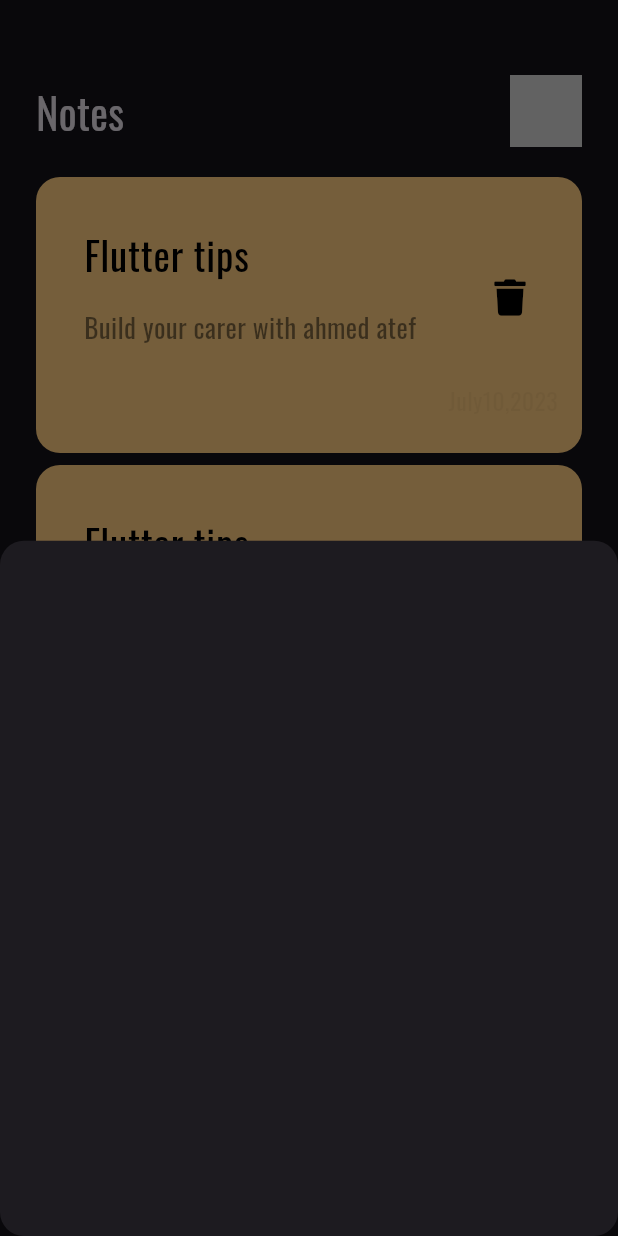
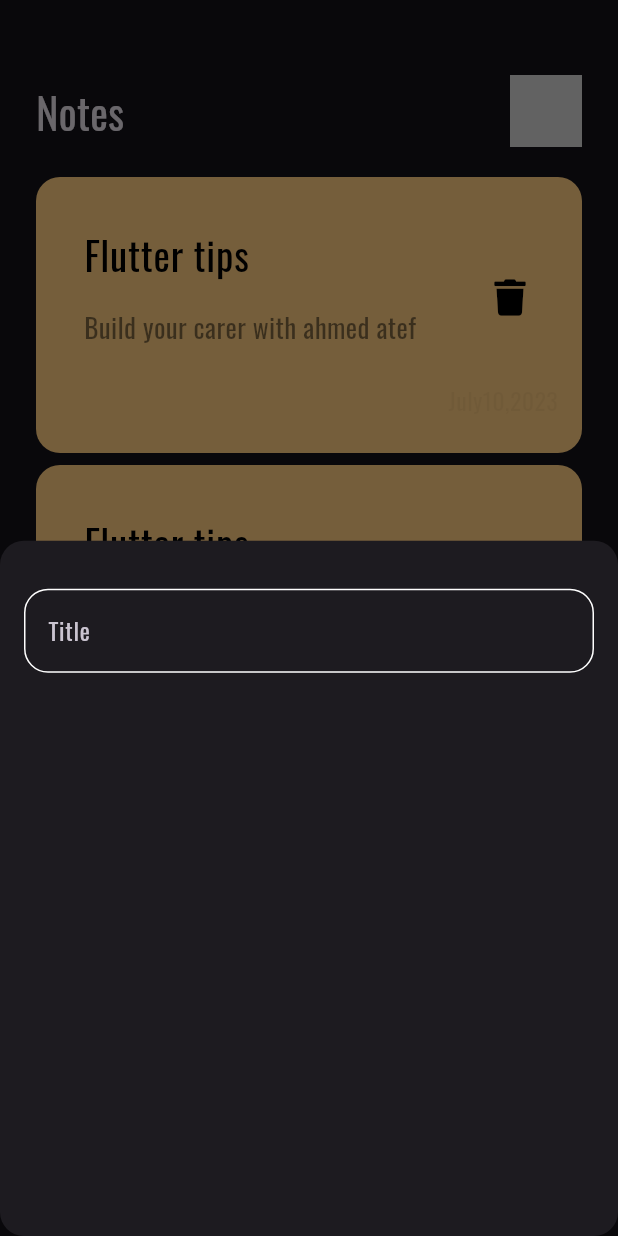
Before and after one commit to AhmedAtef202/Note, a Flutter app: the screen it shows after launch, after a tap on the "add" icon, on a phone screen of 412 x 824 dp. Run offline on Flutter 3.47's test engine with Material 3 defaults, Android fonts, the phone set to English and light mode, and no system bars; our stand-ins replace font_awesome_flutter; statements that could not run were skipped.

Commit message:
create custom text field

```diff
--- /dev/null
+++ b/lib/constants.dart
@@ -0,0 +1,3 @@
+import 'package:flutter/material.dart';
+
+const kPrimaryColor = Color(0xff62FCD7);
--- a/lib/views/notes_views.dart
+++ b/lib/views/notes_views.dart
@@ -1,5 +1,4 @@
 import 'package:flutter/material.dart';
-import 'package:flutter/widgets.dart';
 import 'package:untitled/views/widgets/add_note_button_sheet.dart';
 import 'package:untitled/views/widgets/notes_view_body.dart';
 
--- a/lib/views/widgets/add_note_button_sheet.dart
+++ b/lib/views/widgets/add_note_button_sheet.dart
@@ -1,11 +1,21 @@
 import 'package:flutter/material.dart';
+import 'package:untitled/views/widgets/custom_text_field.dart';
+
 class AddNoteButtomSheet extends StatelessWidget {
   const AddNoteButtomSheet({super.key});
 
   @override
   Widget build(BuildContext context) {
-    return Container(
-
+    return Padding(
+      padding: const EdgeInsets.symmetric(horizontal: 16),
+      child: Column(
+        children: [
+          SizedBox(
+            height: 32,
+          ),
+          CustomTextField(),
+        ],
+      ),
     );
   }
 }
--- /dev/null
+++ b/lib/views/widgets/custom_text_field.dart
@@ -0,0 +1,25 @@
+import 'package:flutter/material.dart';
+import 'package:untitled/constants.dart';
+
+class CustomTextField extends StatelessWidget {
+  const CustomTextField({super.key});
+
+  @override
+  Widget build(BuildContext context) {
+    return TextField(
+      cursorColor: kPrimaryColor,
+      decoration: InputDecoration(
+        hintText: 'Title',
+        border: BuildBorder(),
+        enabledBorder: BuildBorder(),
+        focusedBorder: BuildBorder(color: kPrimaryColor),
+      ),
+    );
+  }
+
+  OutlineInputBorder BuildBorder({color}) {
+    return OutlineInputBorder(
+        borderRadius: BorderRadius.circular(16),
+        borderSide: BorderSide(color: color ?? Colors.white));
+  }
+}
```
